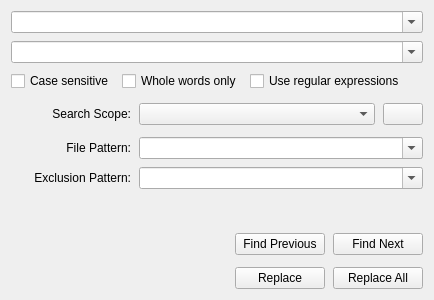
This is App/panes/find_replace/replace_widget.ui in fengzhu2007/anycode as Qt 5 draws it before an edit. The edited form follows.
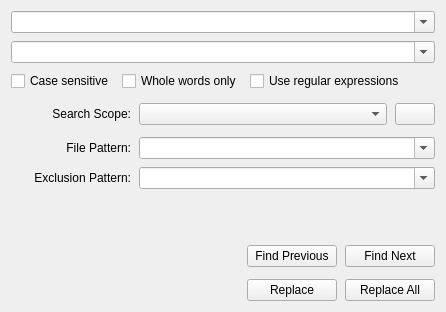
This is the edited form. Icons and pictures are not drawn.

```diff
--- a/App/panes/find_replace/replace_widget.ui
+++ b/App/panes/find_replace/replace_widget.ui
@@ -6,8 +6,8 @@
    <rect>
     <x>0</x>
     <y>0</y>
-    <width>434</width>
-    <height>300</height>
+    <width>446</width>
+    <height>312</height>
    </rect>
   </property>
   <property name="windowTitle">
```
Left out of the diff: 4 changed lines with no effect on the pictures.
